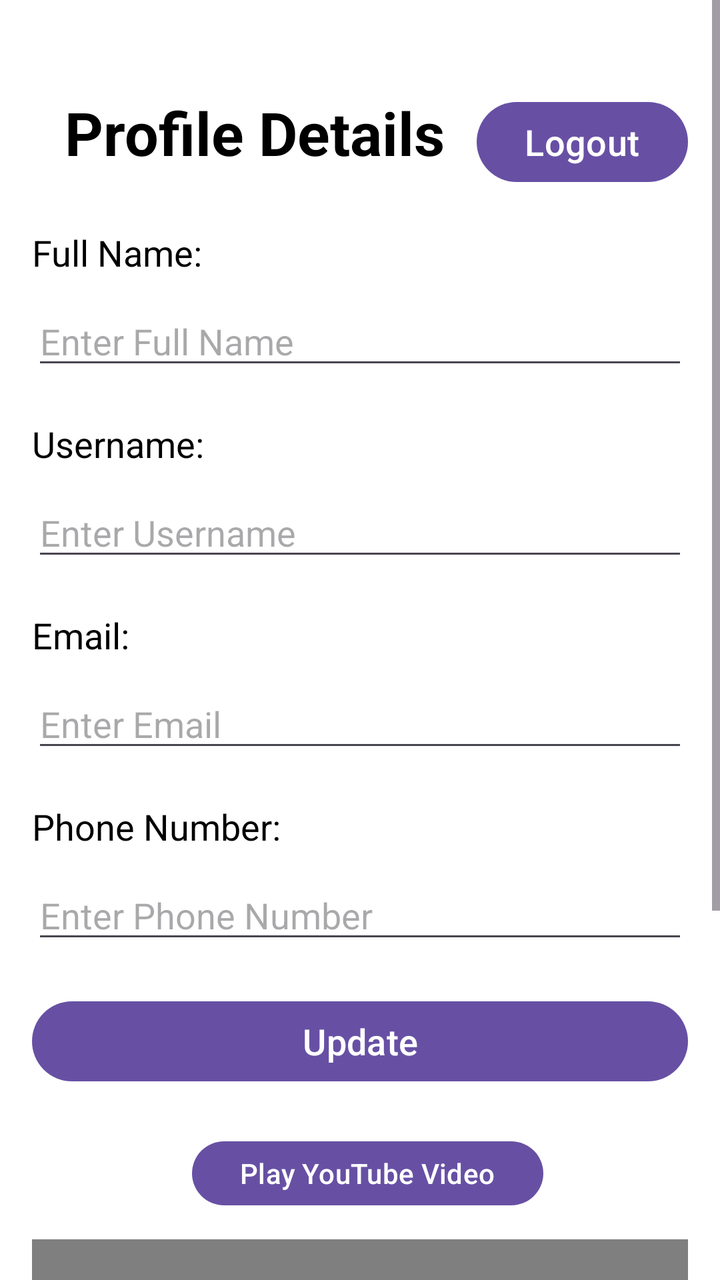
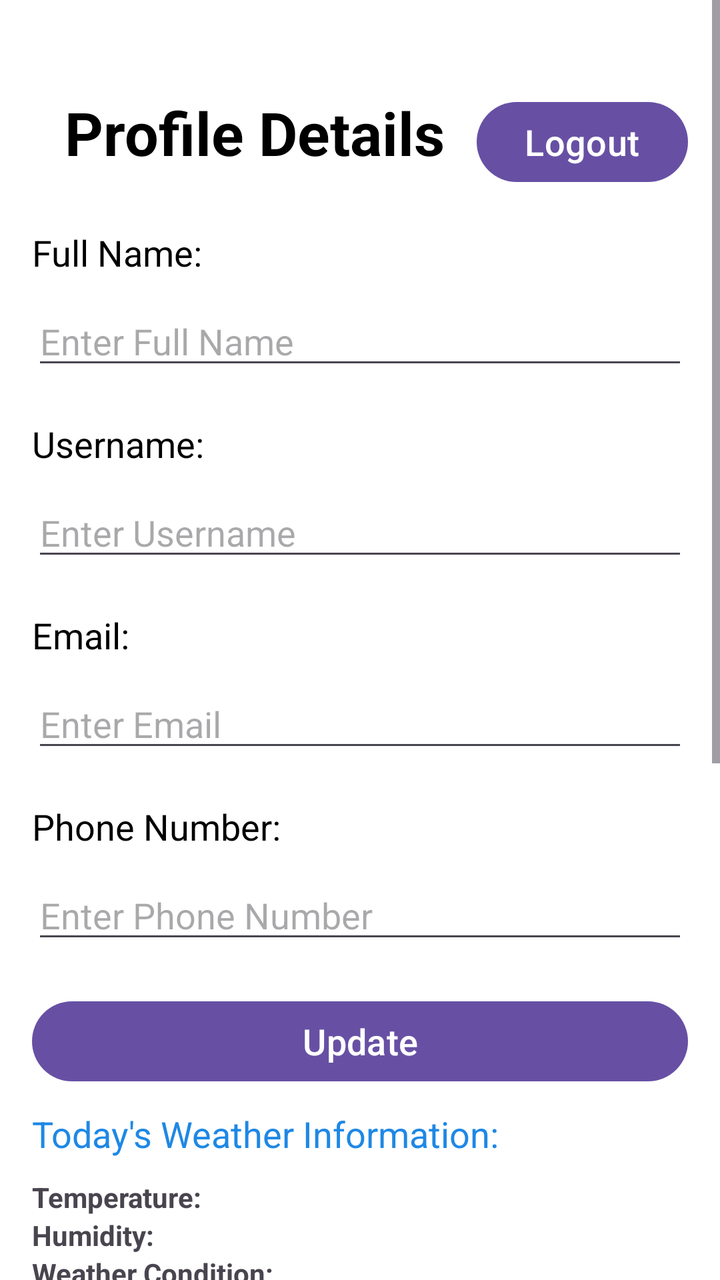

Two renders of the same Android screen: before a commit and after it. Below are the layout's source before the change and the commit's diff.
<!-- AndroidManifest.xml: application theme Theme.BasaKhuji -->
<!-- res/layout/profile_activity.xml -->
<ScrollView
    xmlns:android="http://schemas.android.com/apk/res/android"
    xmlns:tools="http://schemas.android.com/tools"
    android:layout_width="match_parent"
    android:layout_height="match_parent">

<RelativeLayout
    android:layout_width="match_parent"
    android:layout_height="wrap_content"
    android:background="@color/white"
    android:padding="16dp"
    tools:ignore="WebViewLayout">


    <LinearLayout
        android:id="@+id/headerLayout"
        android:layout_width="match_parent"
        android:layout_height="wrap_content"
        android:layout_marginTop="30dp"
        android:orientation="horizontal">

        <TextView
            android:id="@+id/profileDetails"
            android:layout_width="0dp"
            android:layout_height="wrap_content"
            android:layout_weight="1"
            android:gravity="center"
            android:text="Profile Details"
            android:textColor="@color/black"
            android:textSize="30sp"
            android:textStyle="bold" />

        <Button
            android:id="@+id/logoutButton"
            android:layout_width="wrap_content"
            android:layout_height="wrap_content"
            android:text="Logout"
            android:textColor="@color/white"
            android:textSize="18sp" />
    </LinearLayout>

    <TextView
        android:id="@+id/fullNameTextView"
        android:layout_width="wrap_content"
        android:layout_height="wrap_content"
        android:text="Full Name:"
        android:textSize="18sp"
        android:textColor="@color/black"
        android:layout_below="@id/headerLayout"
        android:layout_marginTop="20dp"/>

    <EditText
        android:id="@+id/fullNameEditText"
        android:layout_width="match_parent"
        android:layout_height="wrap_content"
        android:layout_below="@id/fullNameTextView"
        android:layout_marginTop="10dp"
        android:hint="Enter Full Name"
        android:inputType="text"
        android:textColor="@color/black"/>

    <TextView
        android:id="@+id/usernameTextView"
        android:layout_width="wrap_content"
        android:layout_height="wrap_content"
        android:text="Username:"
        android:textSize="18sp"
        android:textColor="@color/black"
        android:layout_below="@id/fullNameEditText"
        android:layout_marginTop="20dp"/>

    <EditText
        android:id="@+id/usernameEditText"
        android:layout_width="match_parent"
        android:layout_height="wrap_content"
        android:layout_below="@id/usernameTextView"
        android:layout_marginTop="10dp"
        android:hint="Enter Username"
        android:inputType="text"
        android:textColor="@color/black"/>

    <TextView
        android:id="@+id/emailTextView"
        android:layout_width="wrap_content"
        android:layout_height="wrap_content"
        android:text="Email:"
        android:textSize="18sp"
        android:textColor="@color/black"
        android:layout_below="@id/usernameEditText"
        android:layout_marginTop="20dp"/>

    <EditText
        android:id="@+id/emailEditText"
        android:layout_width="match_parent"
        android:layout_height="wrap_content"
        android:layout_below="@id/emailTextView"
        android:layout_marginTop="10dp"
        android:hint="Enter Email"
        android:inputType="textEmailAddress"
        android:textColor="@color/black"/>

    <TextView
        android:id="@+id/phoneNumberTextView"
        android:layout_width="wrap_content"
        android:layout_height="wrap_content"
        android:text="Phone Number:"
        android:textSize="18sp"
        android:textColor="@color/black"
        android:layout_below="@id/emailEditText"
        android:layout_marginTop="20dp"/>

    <EditText
        android:id="@+id/phoneNumberEditText"
        android:layout_width="match_parent"
        android:layout_height="wrap_content"
        android:layout_below="@id/phoneNumberTextView"
        android:layout_marginTop="10dp"
        android:hint="Enter Phone Number"
        android:inputType="phone"
        android:textColor="@color/black"/>

    <Button
        android:id="@+id/updateButton"
        android:layout_width="match_parent"
        android:layout_height="wrap_content"
        android:layout_below="@id/phoneNumberEditText"
        android:layout_marginTop="20dp"
        android:text="Update"
        android:textColor="@color/white"
        android:textSize="18sp"/>

    <Button
        android:id="@+id/button"
        android:layout_width="wrap_content"
        android:layout_height="40dp"
        android:layout_below="@+id/updateButton"
        android:layout_marginLeft="80dp"
        android:layout_marginTop="22dp"
        android:onClick="buttonPlayYouTubeVideo"
        android:text="Play YouTube Video" />

    <WebView
        android:id="@+id/webView"
        android:layout_width="400dp"
        android:layout_height="201dp"
        android:layout_below="@+id/updateButton"
        android:layout_marginTop="75dp" />
    <Button
        android:layout_width="wrap_content"
        android:layout_height="wrap_content"
        android:text="Google Map"
        android:textSize="18sp"
        android:layout_below="@+id/webView"
        android:id="@+id/map_btn"
        android:gravity="center"
        android:layout_marginTop="15dp"
        android:textStyle="bold"
        />

</RelativeLayout>
</ScrollView>
<!-- resources referenced by this layout -->
<resources>
  <color name="black">#FF000000</color>
  <color name="white">#FFFFFFFF</color>
  <style name="Theme.BasaKhuji" parent="Base.Theme.BasaKhuji" />
  <style name="Base.Theme.BasaKhuji" parent="Theme.Material3.DayNight.NoActionBar">
          
          
      </style>
</resources>

<!-- the commit's change to res/layout/profile_activity.xml (unified diff, before → after) -->
@@ -129,12 +129,57 @@
         android:textColor="@color/white"
         android:textSize="18sp"/>
 
+    <TextView
+        android:layout_width="match_parent"
+        android:layout_height="wrap_content"
+        android:id="@+id/wid"
+        android:layout_below="@+id/updateButton"
+        android:layout_marginTop="10dp"
+        android:textSize="18sp"
+        android:textColor="#1E88E5"
+        android:text="Today's Weather Information:"
+        />
+    <LinearLayout
+        android:layout_width="wrap_content"
+        android:layout_height="wrap_content"
+        android:orientation="vertical"
+        android:id="@+id/weather"
+        android:layout_marginTop="10dp"
+        android:layout_marginBottom="10dp"
+        android:layout_below="@+id/wid">
+
+        <TextView
+            android:layout_width="wrap_content"
+            android:layout_height="wrap_content"
+            android:id="@+id/temperatureTextView"
+            android:text="Temperature: "
+            android:textStyle="bold"
+            android:layout_marginEnd="8dp"/>
+
+        <TextView
+            android:layout_width="wrap_content"
+            android:layout_height="wrap_content"
+            android:id="@+id/humidityTextView"
+            android:text="Humidity: "
+            android:textStyle="bold"
+            android:layout_marginEnd="8dp"/>
+
+        <TextView
+            android:layout_width="wrap_content"
+            android:layout_height="wrap_content"
+            android:id="@+id/weatherConditionTextView"
+            android:text="Weather Condition: "
+            android:textStyle="bold"/>
+
+    </LinearLayout>
+
+
     <Button
         android:id="@+id/button"
         android:layout_width="wrap_content"
         android:layout_height="40dp"
-        android:layout_below="@+id/updateButton"
-        android:layout_marginLeft="80dp"
+        android:layout_below="@+id/map_btn"
+        android:layout_marginStart="80dp"
         android:layout_marginTop="22dp"
         android:onClick="buttonPlayYouTubeVideo"
         android:text="Play YouTube Video" />
@@ -143,14 +188,15 @@
         android:id="@+id/webView"
         android:layout_width="400dp"
         android:layout_height="201dp"
-        android:layout_below="@+id/updateButton"
+        android:layout_below="@+id/button"
         android:layout_marginTop="75dp" />
     <Button
         android:layout_width="wrap_content"
         android:layout_height="wrap_content"
         android:text="Google Map"
-        android:textSize="18sp"
-        android:layout_below="@+id/webView"
+        android:layout_marginStart="90dp"
+        android:textSize="18sp"
+        android:layout_below="@+id/weather"
         android:id="@+id/map_btn"
         android:gravity="center"
         android:layout_marginTop="15dp"
